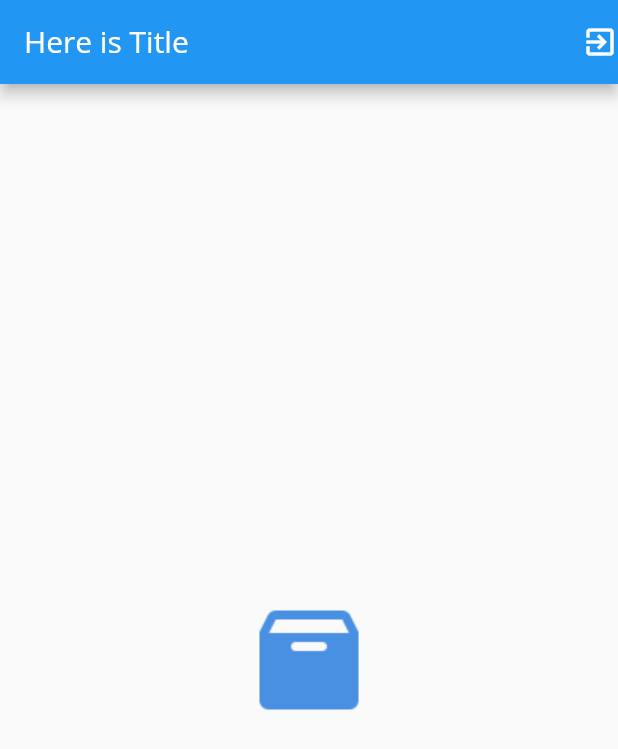
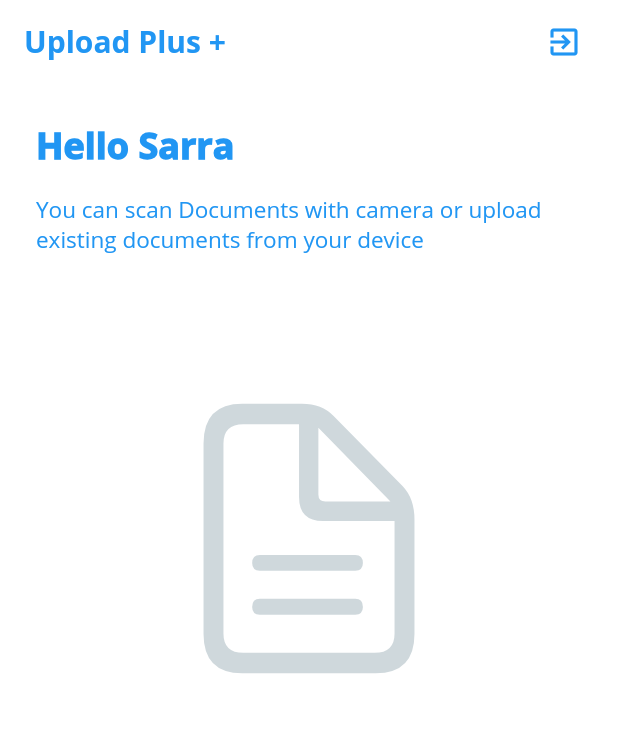
Before and after one commit to medabbassi/for_auth, a Flutter app: the HomeScreen screen opened by its route, on a phone screen of 412 x 824 dp. Shown: the top 749 px of the screen. Run offline on Flutter 3.47's test engine with Material 2 defaults, Android fonts, the light colour scheme and no system bars; our stand-ins replace camera, file_picker; missing offline and left inert: simple_speed_dial.

Commit message:
UI changes 0.2

```diff
--- a/lib/main.dart
+++ b/lib/main.dart
@@ -16,7 +16,8 @@ class MyApp extends StatelessWidget {
   @override
   Widget build(BuildContext context) {
     return MaterialApp(
-      title: 'Flutter Demo',
+      debugShowCheckedModeBanner: false,
+      title: 'AuthApp',
       theme: ThemeData(
         fontFamily: "OpenSans",
         primarySwatch: Colors.blue,
@@ -26,7 +27,7 @@ class MyApp extends StatelessWidget {
         '/': (context) => AuthViewScreen(),
         '/first': (context) => HomeScreen(),
         '/second': (context) => ViewScreen(),
-        '/succes': (context) => SuccesScreen(),
+        '/succes': (context) => SuccessScreen(),
       },
     );
   }
--- a/lib/screens/alternative_screens/loginView.dart
+++ b/lib/screens/alternative_screens/loginView.dart
@@ -12,7 +12,7 @@ class LoginViewState extends State<LoginViewScreen> {
 
   @override
   Widget build(BuildContext context) {
-    final logo = Hero(tag: 'hero', child: FlutterLogo());
+    final logo = Hero(tag: 'hero', child: FlutterLogo(size: 80,));
     final email = TextFormField(
       //controller: mail,
       keyboardType: TextInputType.emailAddress,
@@ -60,7 +60,7 @@ class LoginViewState extends State<LoginViewScreen> {
       backgroundColor: Colors.white,
       body: Center(
         child: ListView(
-          shrinkWrap: false,
+          shrinkWrap: true,
           padding: EdgeInsets.only(left: 24.0, right: 24.0),
           children: [
             logo,
--- a/lib/screens/alternative_screens/the_empty_screen.dart
+++ b/lib/screens/alternative_screens/the_empty_screen.dart
@@ -1,14 +1,61 @@
 import 'package:flutter/cupertino.dart';
+import 'package:flutter/material.dart';
 
 class EmptyViewScreen extends StatelessWidget {
   @override
   Widget build(BuildContext context) {
-    return Center(
-      child: Image.asset(
-        "assets/images/empty.png",
-        height: 100,
-        width: 100,
-      ),
+    return Column(
+      children: [
+        Padding(
+          padding: EdgeInsets.all(16),
+          child: Column(
+            mainAxisAlignment: MainAxisAlignment.start,
+            crossAxisAlignment: CrossAxisAlignment.start,
+            children: [
+              Padding(
+                padding: const EdgeInsets.all(8.0),
+                child: Text(
+                  "Hello Sarra",
+                  style: TextStyle(
+                      color: Colors.blue,
+                      fontSize: 24,
+                      fontFamily: "OpenSans",
+                      fontWeight: FontWeight.w900),
+                ),
+              ),
+              Padding(
+                padding: const EdgeInsets.all(8.0),
+                child: Text(
+                  "You can scan Documents with camera or upload existing documents from your device",
+                  style: TextStyle(
+                      color: Colors.blue,
+                      fontSize: 15,
+                      fontFamily: "OpenSans",
+                      fontWeight: FontWeight.w400),
+                ),
+              )
+            ],
+          ),
+        ),
+        SizedBox(
+          height: 50,
+        ),
+        Padding(
+          padding: const EdgeInsets.all(16.0),
+          child: Column(
+            mainAxisAlignment: MainAxisAlignment.center,
+            crossAxisAlignment: CrossAxisAlignment.center,
+            children: [
+              Center(
+                  child: Icon(
+                CupertinoIcons.doc_text,
+                color: Colors.blueGrey[100],
+                size: 200,
+              )),
+            ],
+          ),
+        ),
+      ],
     );
   }
 }
--- a/lib/screens/main_screens/homeScreen.dart
+++ b/lib/screens/main_screens/homeScreen.dart
@@ -6,7 +6,7 @@ import 'package:flutter/cupertino.dart';
 import 'package:flutter/material.dart';
 import 'package:for_auth/model/image.dart';
 import 'package:for_auth/screens/alternative_screens/the_empty_screen.dart';
-import 'package:for_auth/screens/outscreens/filepickers.dart';
+
 import 'package:for_auth/screens/outscreens/opencamera.dart';
 import 'package:path/path.dart';
 import 'package:simple_speed_dial/simple_speed_dial.dart';
@@ -65,12 +65,24 @@ class HomeScreenState extends State<HomeScreen> {
           ),
         ));
     return Scaffold(
+      backgroundColor: Colors.white,
       appBar: AppBar(
+        elevation: 0.0,
         automaticallyImplyLeading: false,
-        title: Text("Here is Title"),
+        title: Text(
+          "Upload Plus +",
+          style: TextStyle(color: Colors.blue, fontWeight: FontWeight.w700),
+        ),
+        backgroundColor: Colors.white,
         actions: [
           GestureDetector(
-            child: Icon(Icons.exit_to_app),
+            child: Padding(
+              padding: const EdgeInsets.only(right: 24),
+              child: Icon(
+                Icons.exit_to_app,
+                color: Colors.blue,
+              ),
+            ),
             onTap: () {
               Navigator.pop(context);
             },
@@ -85,12 +97,26 @@ class HomeScreenState extends State<HomeScreen> {
         speedDialChildren: <SpeedDialChild>[
           SpeedDialChild(
             child: const Icon(
-              Icons.camera,
+              Icons.folder_outlined,
               color: Colors.white,
             ),
             foregroundColor: Colors.blue,
             backgroundColor: Colors.blue,
-            label: 'Open Camera',
+            label: 'Browse Files',
+            onPressed: () {
+              setState(() async {
+                selectFile();
+              });
+            },
+          ),
+          SpeedDialChild(
+            child: const Icon(
+              Icons.add_a_photo_outlined,
+              color: Colors.white,
+            ),
+            foregroundColor: Colors.blue,
+            backgroundColor: Colors.blue,
+            label: 'Scan document',
             onPressed: () async {
               setState(() {
                 Navigator.push(
@@ -101,27 +127,19 @@ class HomeScreenState extends State<HomeScreen> {
               });
             },
           ),
-          SpeedDialChild(
-            child: const Icon(
-              Icons.file_copy_outlined,
-              color: Colors.white,
-            ),
-            foregroundColor: Colors.blue,
-            backgroundColor: Colors.blue,
-            label: 'Select file file',
-            onPressed: () {
-              setState(() async {
-                selectFile();
-              });
-            },
-          ),
         ],
         closedForegroundColor: Colors.blue,
         openForegroundColor: Colors.blue,
         closedBackgroundColor: Colors.blue,
         openBackgroundColor: Colors.blue,
       ),
-      body: (fileName == "No File Selected") ? EmptyViewScreen() : listofitems,
+      body: (fileName == "No File Selected")
+          ? EmptyViewScreen()
+          : Padding(
+              padding: const EdgeInsets.only(top: 8.0),
+              child: Padding(
+                  padding: const EdgeInsets.only(top: 18), child: listofitems),
+            ),
     );
   }
 }
--- a/lib/screens/outscreens/filepickers.dart
+++ b/lib/screens/outscreens/filepickers.dart
@@ -3,7 +3,7 @@ import 'dart:io';
 import 'package:flutter/cupertino.dart';
 import 'package:flutter/material.dart';
 import 'package:for_auth/model/image.dart';
-import 'package:for_auth/widgets/buttonwidget.dart';
+
 import 'package:path/path.dart';
 import 'package:file_picker/file_picker.dart';
 
@@ -37,7 +37,6 @@ class _FilePickerPageState extends State<FilePickerPage> {
 
   @override
   void dispose() {
-    // TODO: implement dispose
     super.dispose();
     selectFile();
   }
@@ -45,7 +44,6 @@ class _FilePickerPageState extends State<FilePickerPage> {
   @override
   Widget build(BuildContext context) {
     final fileName = file != null ? basename(file!.path) : 'No File Selected';
-
     return Center(
       child: Container(
         color: Colors.amber,
```
Also changed, not shown: lib/screens/outscreens/opencamera.dart (+107 -32 lines).
